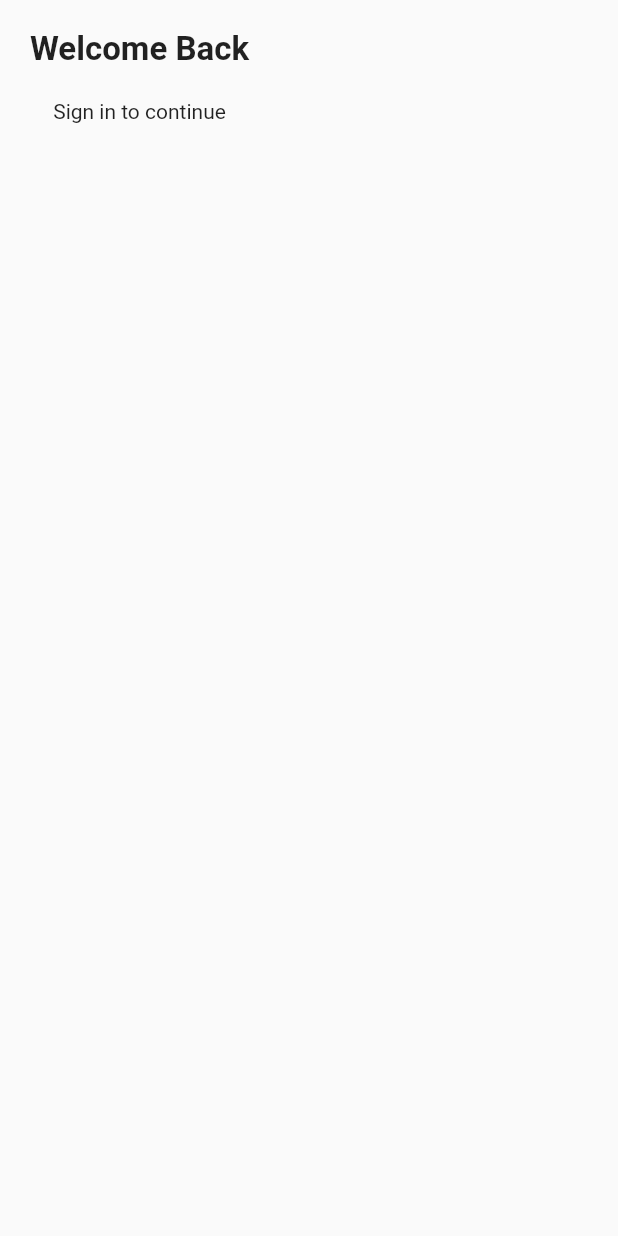
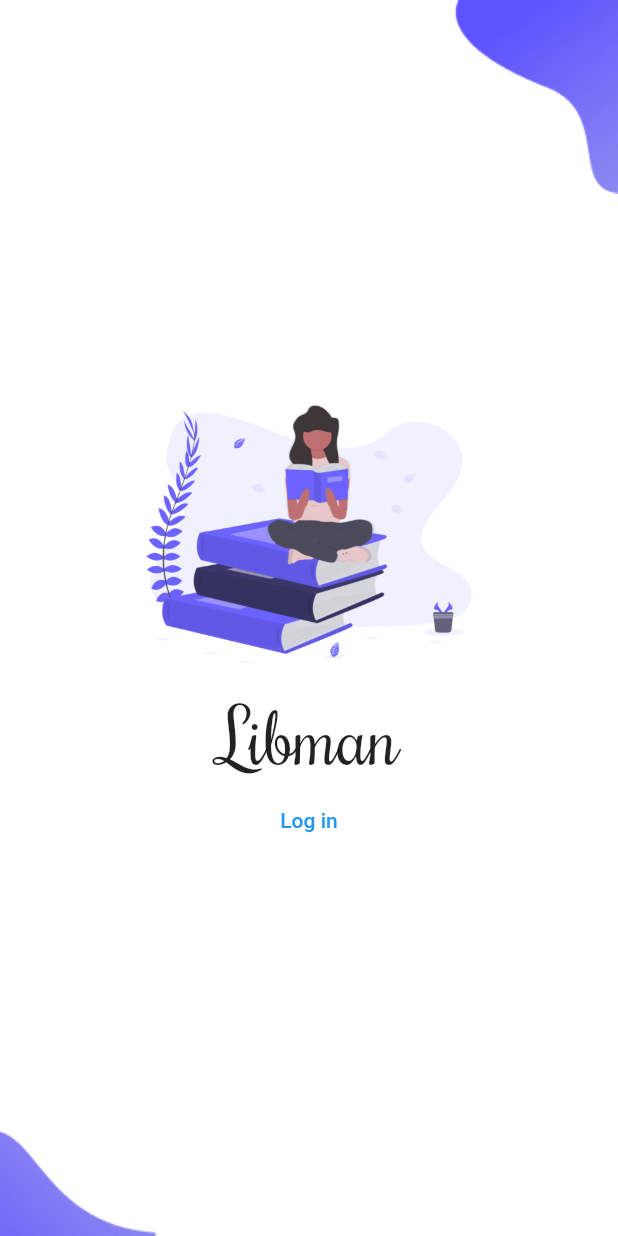
Before and after one commit to smidhunkks/Libman, a Flutter app: the screen it shows after launch, on a phone screen of 412 x 824 dp. Run offline on Flutter 3.47's test engine with Material 2 defaults, Android fonts, the light colour scheme and no system bars; our stand-ins replace firebase_core; accounts and stored records are empty.

Commit message:
welcome ui

```diff
--- /dev/null
+++ b/lib/Components/background.dart
@@ -0,0 +1,39 @@
+import 'package:flutter/material.dart';
+
+class Background extends StatelessWidget {
+  final child;
+
+  const Background({
+    Key? key,
+    @required this.child,
+  }) : super(key: key);
+
+  @override
+  Widget build(BuildContext context) {
+    return Container(
+      color: Colors.white,
+      width: double.infinity,
+      height: double.infinity,
+      child: Stack(
+        alignment: Alignment.center,
+        children: [
+          Positioned(
+            bottom: 0,
+            left: 0,
+            child: Image.asset(
+              "assets/images/corner-shape-bottom.png",
+            ),
+          ),
+          Positioned(
+            top: 0,
+            right: 0,
+            child: Image.asset(
+              "assets/images/corner-shape.png",
+            ),
+          ),
+          child,
+        ],
+      ),
+    );
+  }
+}
--- /dev/null
+++ b/lib/constants.dart
@@ -0,0 +1,4 @@
+import 'package:flutter/cupertino.dart';
+
+const kprimarycolor = Color(0Xff6159E5);
+const kprimarylightcolor = Color(0xff6C63FF);
--- a/lib/main.dart
+++ b/lib/main.dart
@@ -1,83 +1,54 @@
 import 'package:flutter/material.dart';
-import 'package:provider/provider.dart';
+
+//import 'package:provider/provider.dart';
 import 'package:firebase_core/firebase_core.dart';
+import 'package:libman/screens/Welcome/welcome.dart';
 
 import 'package:libman/screens/auth/login.dart';
 
-// void main()=> runApp(MaterialApp(home:Homepage(),));
-
-// class Homepage extends StatefulWidget {
-
-//   @override
-//   _HomepageState createState() => _HomepageState();
-// }
-
-// class _HomepageState extends State<Homepage> {
-//   @override
-//   Widget build(BuildContext context) {
-//     return Scaffold(
-//       appBar:AppBar(
-//         backgroundColor:Colors.blue,
-//         title: Text('Sign In Page'),
-//       ),
-
-//     );
-//   }
-// }
-
-void main()=> runApp(
-  MaterialApp(
-    debugShowCheckedModeBanner: false,
-    home: MyApp(),
-  ));
+void main() => runApp(MaterialApp(
+      debugShowCheckedModeBanner: false,
+      home: SafeArea(child: MyApp()),
+    ));
 
 class MyApp extends StatelessWidget {
-
   @override
   Widget build(BuildContext context) {
     final _init = Firebase.initializeApp();
     return FutureBuilder(
       future: _init,
-      builder:(BuildContext context, AsyncSnapshot snapshot){
-        if(snapshot.hasError){
+      builder: (BuildContext context, AsyncSnapshot snapshot) {
+        if (snapshot.hasError) {
           return ErrorWidget();
-        }else if(snapshot.hasData){
-          return Login();
-        }else{
+        } else if (snapshot.hasData) {
+          return WelcomeScreen();
+          // return Login();
+        } else {
           return Loading();
         }
       },
-
     );
   }
 }
 
 class ErrorWidget extends StatelessWidget {
-
-
   @override
   Widget build(BuildContext context) {
     return Scaffold(
-      body: Center(
-        child: Column(
-          children:[
-            Icon(Icons.error),
-            Text("Something went Wrong")
-          ],
-        ),
-      )
-    );
+        body: Center(
+      child: Column(
+        children: [Icon(Icons.error), Text("Something went Wrong")],
+      ),
+    ));
   }
 }
 
 class Loading extends StatelessWidget {
-
   @override
   Widget build(BuildContext context) {
-    return Scaffold(
-      body:Center(
+    return const Scaffold(
+      body: Center(
         child: CircularProgressIndicator(),
-
       ),
     );
   }
--- /dev/null
+++ b/lib/screens/Welcome/welcome.dart
@@ -0,0 +1,35 @@
+import 'package:flutter/material.dart';
+import 'package:libman/Components/background.dart';
+
+class WelcomeScreen extends StatelessWidget {
+  const WelcomeScreen({Key? key}) : super(key: key);
+
+  @override
+  Widget build(BuildContext context) {
+    Size size = MediaQuery.of(context).size;
+    return Scaffold(
+      body: Background(
+          child: Column(
+        mainAxisAlignment: MainAxisAlignment.center,
+        children: [
+          Image.asset(
+            "assets/images/splash_logo.png",
+            height: size.height * .25,
+          ),
+          const Text(
+            "Libman",
+            style: TextStyle(
+                fontFamily: "Rochester",
+                fontSize: 50,
+                fontWeight: FontWeight.w400),
+          ),
+          TextButton(
+              onPressed: () {
+                print("log in");
+              },
+              child: Text("Log in"))
+        ],
+      )),
+    );
+  }
+}
```
Also changed, not shown: lib/screens/auth/login.dart (+12 -17 lines), pubspec.yaml (+12 -8 lines), assets/fonts/Rochester-Regular.ttf (added), assets/images/corner-shape-bottom.png (added), assets/images/corner-shape.png (added), assets/images/splash_logo.png (added), 1 other file.
